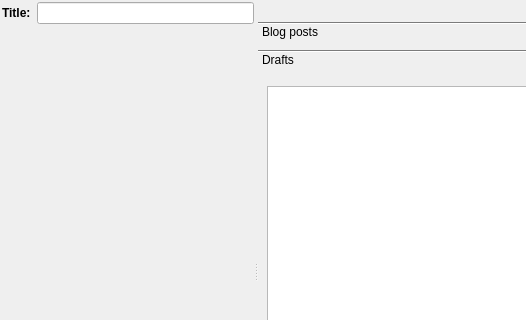
First picture: the form in src/plugins/blogique/blogiquewidget.ui, repository 0xd34df00d/leechcraft, before the edit; both pictures show x 0 to 526 and y 0 to 320 of the 744 by 542 pixel window.
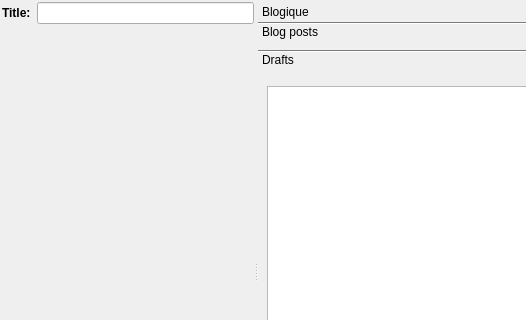
Second picture: the form after the edit. The open tabs and pages were chosen to show the change.

Commit message: Blogique: named dock widget.

Patch:
```diff
--- a/src/plugins/blogique/blogiquewidget.ui
+++ b/src/plugins/blogique/blogiquewidget.ui
@@ -72,6 +72,9 @@
         <verstretch>0</verstretch>
        </sizepolicy>
       </property>
+      <property name="windowTitle">
+       <string notr="true">Blogique</string>
+      </property>
       <widget class="QWidget" name="dockWidgetContents">
        <property name="sizePolicy">
         <sizepolicy hsizetype="Minimum" vsizetype="Preferred">
```
Left out of the diff: 6 changed lines with no effect on the pictures.
